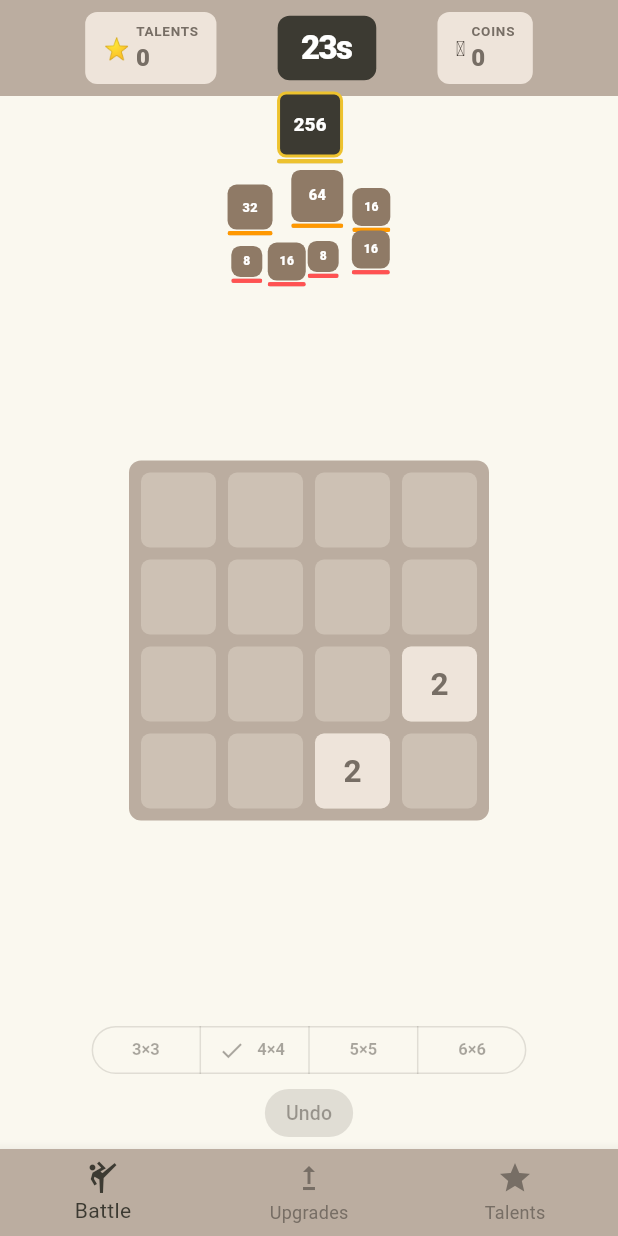
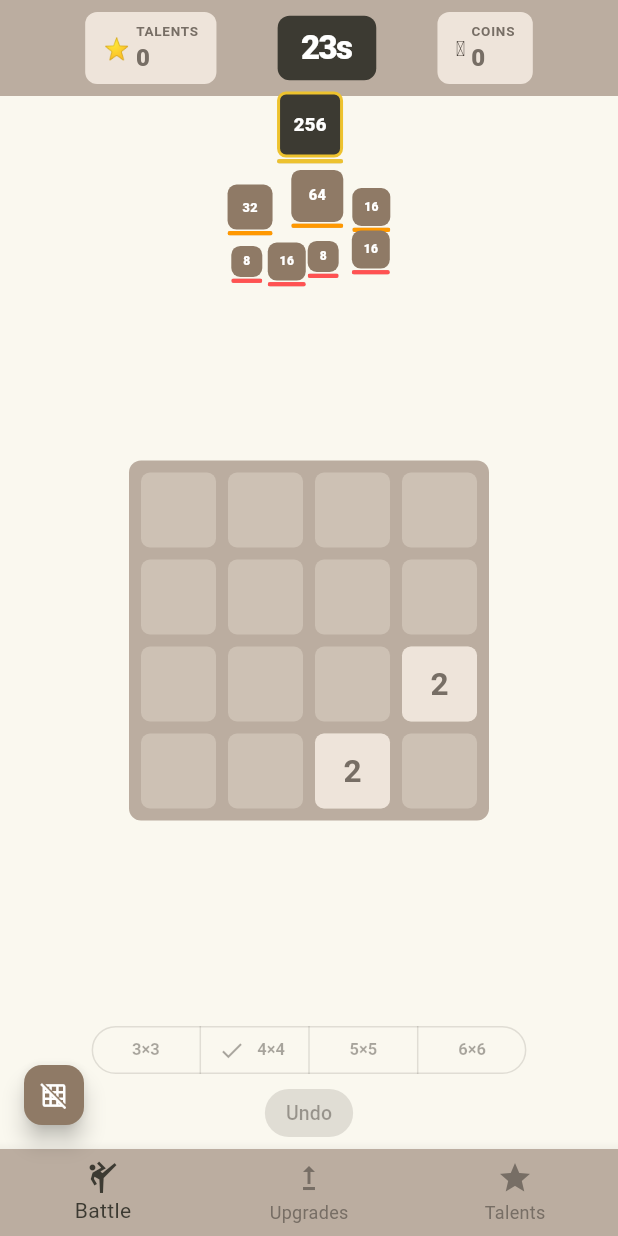
Before and after one commit to paulent1y/test_repo_from_template, a Flutter app: the screen it shows after launch, on a phone screen of 412 x 824 dp. Run offline on Flutter 3.47's test engine with Material 3 defaults, Android fonts, the phone set to English and light mode, and no system bars.

Commit message:
Add runtime wireframe debug overlay (v1.0.4+5)
Toggle via FAB (bottom-left). Each container shows colored border + exact
width/height in dp + component label via CustomPaint foreground.

Co-Authored-By: Claude Sonnet 4.6 <noreply@anthropic.com>

```diff
--- /dev/null
+++ b/lib/debug/wireframe_wrapper.dart
@@ -0,0 +1,113 @@
+import 'dart:math' show pi;
+
+import 'package:flutter/material.dart';
+
+final wireframeEnabled = ValueNotifier<bool>(false);
+
+/// Wraps [child] with a colored border + dimension labels when wireframe
+/// mode is active. Uses CustomPaint foreground so it never affects layout.
+class WireframeWrapper extends StatelessWidget {
+  const WireframeWrapper({
+    super.key,
+    required this.child,
+    required this.label,
+    this.color = const Color(0xFF2196F3),
+  });
+
+  final Widget child;
+  final String label;
+  final Color color;
+
+  @override
+  Widget build(BuildContext context) {
+    return ValueListenableBuilder<bool>(
+      valueListenable: wireframeEnabled,
+      builder: (_, enabled, _) {
+        if (!enabled) return child;
+        return CustomPaint(
+          foregroundPainter: _WireframePainter(label: label, color: color),
+          child: child,
+        );
+      },
+    );
+  }
+}
+
+class _WireframePainter extends CustomPainter {
+  _WireframePainter({required this.label, required this.color});
+
+  final String label;
+  final Color color;
+
+  static final Map<Color, Paint> _borderCache = {};
+
+  @override
+  void paint(Canvas canvas, Size size) {
+    final borderPaint = _borderCache.putIfAbsent(
+      color,
+      () => Paint()
+        ..color = color.withAlpha(200)
+        ..style = PaintingStyle.stroke
+        ..strokeWidth = 1.0,
+    );
+
+    canvas.drawRect(Offset.zero & size, borderPaint);
+
+    final w = size.width;
+    final h = size.height;
+
+    // Width label — centered on top edge
+    _label(canvas, '${w.round()}', Offset(w / 2, 7), color);
+
+    // Height label — centered on right edge, rotated
+    canvas.save();
+    canvas.translate(w - 7, h / 2);
+    canvas.rotate(-pi / 2);
+    _label(canvas, '${h.round()}', Offset.zero, color);
+    canvas.restore();
+
+    // Component name — top-left corner
+    _label(canvas, label, const Offset(4, 4), color,
+        align: TextAlign.left, anchor: Alignment.topLeft);
+  }
+
+  void _label(
+    Canvas canvas,
+    String text,
+    Offset position,
+    Color color, {
+    TextAlign align = TextAlign.center,
+    Alignment anchor = Alignment.center,
+  }) {
+    final tp = TextPainter(
+      text: TextSpan(
+        text: text,
+        style: TextStyle(
+          color: color,
+          fontSize: 7.5,
+          fontWeight: FontWeight.w800,
+          letterSpacing: 0,
+          height: 1.2,
+        ),
+      ),
+      textDirection: TextDirection.ltr,
+      textAlign: align,
+    )..layout();
+
+    final w = tp.width + 3;
+    final h = tp.height + 2;
+    final dx = position.dx - w * (anchor.x + 1) / 2;
+    final dy = position.dy - h * (anchor.y + 1) / 2;
+
+    final bg = Paint()..color = Colors.black.withAlpha(160);
+    canvas.drawRRect(
+      RRect.fromRectAndRadius(Rect.fromLTWH(dx, dy, w, h), const Radius.circular(2)),
+      bg,
+    );
+    tp.paint(canvas, Offset(dx + 1.5, dy + 1));
+  }
+
+  @override
+  bool shouldRepaint(_WireframePainter old) =>
+      old.label != label || old.color != color;
+}
--- a/lib/roguelite/roguelite_screen.dart
+++ b/lib/roguelite/roguelite_screen.dart
@@ -3,6 +3,7 @@ import 'dart:math';
 import 'package:flutter/material.dart';
 import 'package:flutter/services.dart';
 
+import '../debug/wireframe_wrapper.dart';
 import '../game/game_state.dart';
 import '../ui/control_bar.dart';
 import '../ui/game_board.dart';
@@ -18,6 +19,13 @@ import 'roguelite_state.dart';
 import 'upgrades_tab.dart';
 import 'talents_tab.dart';
 
+// Wireframe color palette per layer
+const _cHeader   = Color(0xFF2196F3); // blue
+const _cPyramid  = Color(0xFFFF9800); // orange
+const _cBoard    = Color(0xFF4CAF50); // green
+const _cControls = Color(0xFF9C27B0); // purple
+const _cExpanded = Color(0xFF00BCD4); // cyan
+
 class RogueliteScreen extends StatefulWidget {
   const RogueliteScreen({super.key, required this.controller});
   final RogueliteController controller;
@@ -31,12 +39,10 @@ class _RogueliteScreenState extends State<RogueliteScreen> {
   final FocusNode _focusNode = FocusNode();
   int _tabIndex = 0;
 
-  // Coordinate bridging
   final GlobalKey _boardKey = GlobalKey();
   final Map<int, GlobalKey> _enemyKeys = {};
   double _boardSize = 300.0;
 
-  // Ephemeral popup state (lives in widget, not controller)
   int _popupCounter = 0;
   final List<({int id, Offset pos, int damage, Color color})> _popups = [];
 
@@ -111,7 +117,6 @@ class _RogueliteScreenState extends State<RogueliteScreen> {
 
   void _onProjectileHit(Projectile p) {
     _ctrl.onProjectileHit(p.id);
-    // Spawn damage popup at enemy position
     final enemy = _ctrl.rogueliteState.enemies
         .where((e) => e.id == p.targetEnemyId)
         .firstOrNull;
@@ -137,6 +142,8 @@ class _RogueliteScreenState extends State<RogueliteScreen> {
   Widget build(BuildContext context) {
     return Scaffold(
       backgroundColor: const Color(0xFFFAF8EF),
+      floatingActionButton: _WireframeToggleFab(),
+      floatingActionButtonLocation: FloatingActionButtonLocation.miniStartFloat,
       body: SafeArea(
         child: KeyboardListener(
           focusNode: _focusNode,
@@ -148,11 +155,15 @@ class _RogueliteScreenState extends State<RogueliteScreen> {
               final rs = _ctrl.rogueliteState;
               return Column(
                 children: [
-                  RogueliteHeader(
+                  WireframeWrapper(
+                    label: 'header',
+                    color: _cHeader,
+                    child: RogueliteHeader(
                       talentPoints: rs.talentPoints,
                       timeRemaining: rs.timeRemaining,
                       coins: rs.coins,
                       isUrgent: rs.timeRemaining <= 5 && rs.isRunning,
+                    ),
                   ),
                   Expanded(
                     child: IndexedStack(
@@ -183,17 +194,44 @@ class _RogueliteScreenState extends State<RogueliteScreen> {
           ),
         ),
       ),
-      bottomNavigationBar: BottomNavigationBar(
+      bottomNavigationBar: WireframeWrapper(
+        label: 'bottom-nav',
+        color: _cControls,
+        child: BottomNavigationBar(
           currentIndex: _tabIndex,
           onTap: (i) => setState(() => _tabIndex = i),
           backgroundColor: const Color(0xFFBBADA0),
           selectedItemColor: const Color(0xFF3C3A32),
           unselectedItemColor: const Color(0xFF776E65),
           items: const [
-          BottomNavigationBarItem(icon: Icon(Icons.sports_martial_arts), label: 'Battle'),
-          BottomNavigationBarItem(icon: Icon(Icons.upgrade), label: 'Upgrades'),
-          BottomNavigationBarItem(icon: Icon(Icons.star), label: 'Talents'),
+            BottomNavigationBarItem(
+                icon: Icon(Icons.sports_martial_arts), label: 'Battle'),
+            BottomNavigationBarItem(
+                icon: Icon(Icons.upgrade), label: 'Upgrades'),
+            BottomNavigationBarItem(
+                icon: Icon(Icons.star), label: 'Talents'),
           ],
+        ),
+      ),
+    );
+  }
+}
+
+class _WireframeToggleFab extends StatelessWidget {
+  @override
+  Widget build(BuildContext context) {
+    return ValueListenableBuilder<bool>(
+      valueListenable: wireframeEnabled,
+      builder: (_, enabled, _) => FloatingActionButton.small(
+        onPressed: () => wireframeEnabled.value = !wireframeEnabled.value,
+        backgroundColor:
+            enabled ? const Color(0xFF2196F3) : const Color(0xFF8F7A66),
+        tooltip: 'Toggle wireframe',
+        child: Icon(
+          enabled ? Icons.grid_on : Icons.grid_off,
+          size: 18,
+          color: Colors.white,
+        ),
       ),
     );
   }
@@ -230,27 +268,38 @@ class _BattleView extends StatelessWidget {
 
   @override
   Widget build(BuildContext context) {
-    return Stack(
+    return WireframeWrapper(
+      label: 'battle-tab',
+      color: _cExpanded,
+      child: Stack(
         children: [
           Column(
             children: [
-            // Enemy pyramid
-            EnemyPyramidWidget(
+              WireframeWrapper(
+                label: 'pyramid 110dp',
+                color: _cPyramid,
+                child: EnemyPyramidWidget(
                   enemies: rs.enemies,
                   enemyKeys: enemyKeys,
                   bossMaxHp: rs.bossMaxHp,
                 ),
-            // Board
+              ),
               Expanded(
+                child: WireframeWrapper(
+                  label: 'board-area',
+                  color: _cExpanded,
                   child: GestureDetector(
                     onPanEnd: onPanEnd,
                     child: Center(
                       child: LayoutBuilder(
                         builder: (context, box) {
-                      final boardSize =
-                          min(box.maxWidth, box.maxHeight).clamp(120.0, 240.0);
+                          final boardSize = min(box.maxWidth, box.maxHeight)
+                              .clamp(120.0, 240.0);
                           onBoardSized(boardSize);
-                      return SizedBox(
+                          return WireframeWrapper(
+                            label: 'board ${boardSize.round()}²',
+                            color: _cBoard,
+                            child: SizedBox(
                               key: boardKey,
                               width: boardSize,
                               height: boardSize,
@@ -258,13 +307,18 @@ class _BattleView extends StatelessWidget {
                                 state: ctrl.gameState,
                                 boardSize: boardSize,
                               ),
+                            ),
                           );
                         },
                       ),
                     ),
                   ),
                 ),
-            Padding(
+              ),
+              WireframeWrapper(
+                label: 'controls',
+                color: _cControls,
+                child: Padding(
                   padding: const EdgeInsets.symmetric(vertical: 4),
                   child: ControlBar(
                     gridSize: ctrl.gridSize,
@@ -274,16 +328,13 @@ class _BattleView extends StatelessWidget {
                     gridSizeEnabled: !rs.isRunning,
                   ),
                 ),
+              ),
             ],
           ),
-        // Projectile + popup overlay (full screen)
           Positioned.fill(
             child: Stack(
               children: [
-              // Projectiles
-              for (final p in rs.projectiles)
-                _buildProjectile(p),
-              // Damage popups
+                for (final p in rs.projectiles) _buildProjectile(p),
                 for (final pop in popups)
                   DamagePopupWidget(
                     key: ValueKey(pop.id),
@@ -295,15 +346,16 @@ class _BattleView extends StatelessWidget {
               ],
             ),
           ),
-        // Boss defeated flash
           if (rs.showBossDefeated) const BossDefeatedOverlay(),
         ],
+      ),
     );
   }
 
   Widget _buildProjectile(Projectile p) {
     final origin = boardCellGlobal(p.originCell.row, p.originCell.col);
-    final enemy = rs.enemies.where((e) => e.id == p.targetEnemyId).firstOrNull;
+    final enemy =
+        rs.enemies.where((e) => e.id == p.targetEnemyId).firstOrNull;
     if (origin == null || enemy == null) return const SizedBox.shrink();
     final eSize = enemyDisplaySize(enemy.maxHp, rs.bossMaxHp);
     final target = enemyGlobal(p.targetEnemyId, eSize);
--- a/pubspec.yaml
+++ b/pubspec.yaml
@@ -16,7 +16,7 @@ publish_to: 'none' # Remove this line if you wish to publish to pub.dev
 # https://developer.apple.com/library/archive/documentation/General/Reference/InfoPlistKeyReference/Articles/CoreFoundationKeys.html
 # In Windows, build-name is used as the major, minor, and patch parts
 # of the product and file versions while build-number is used as the build suffix.
-version: 1.0.3+4
+version: 1.0.4+5
 
 environment:
   sdk: ^3.11.5
```
Lines whose indentation alone changed are shown as unchanged.
